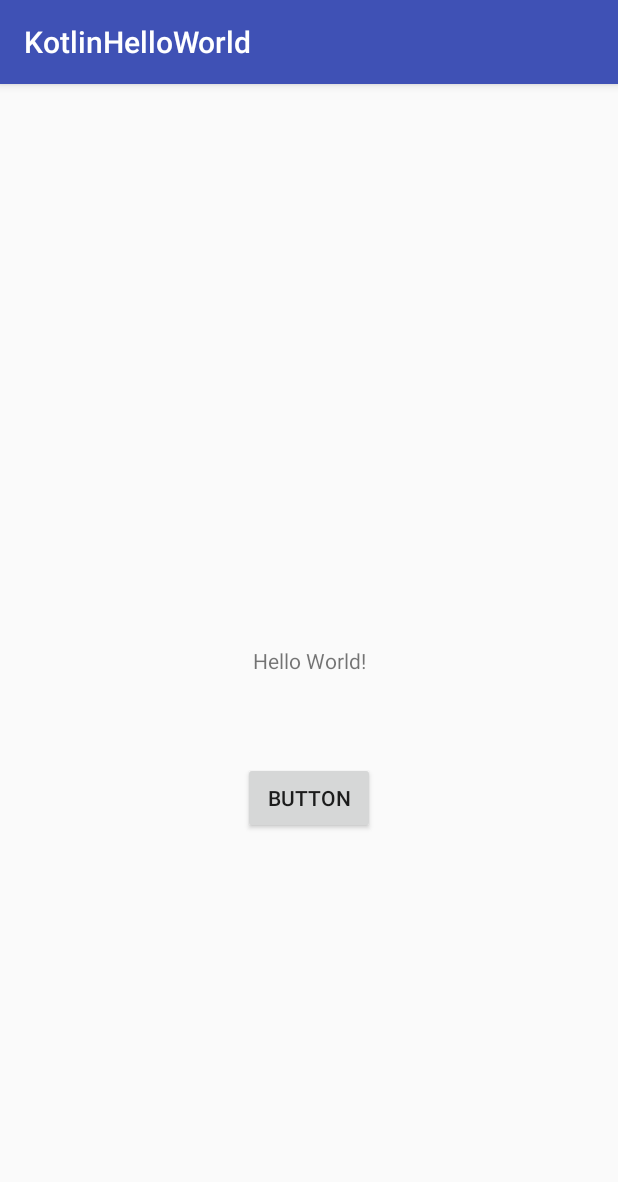
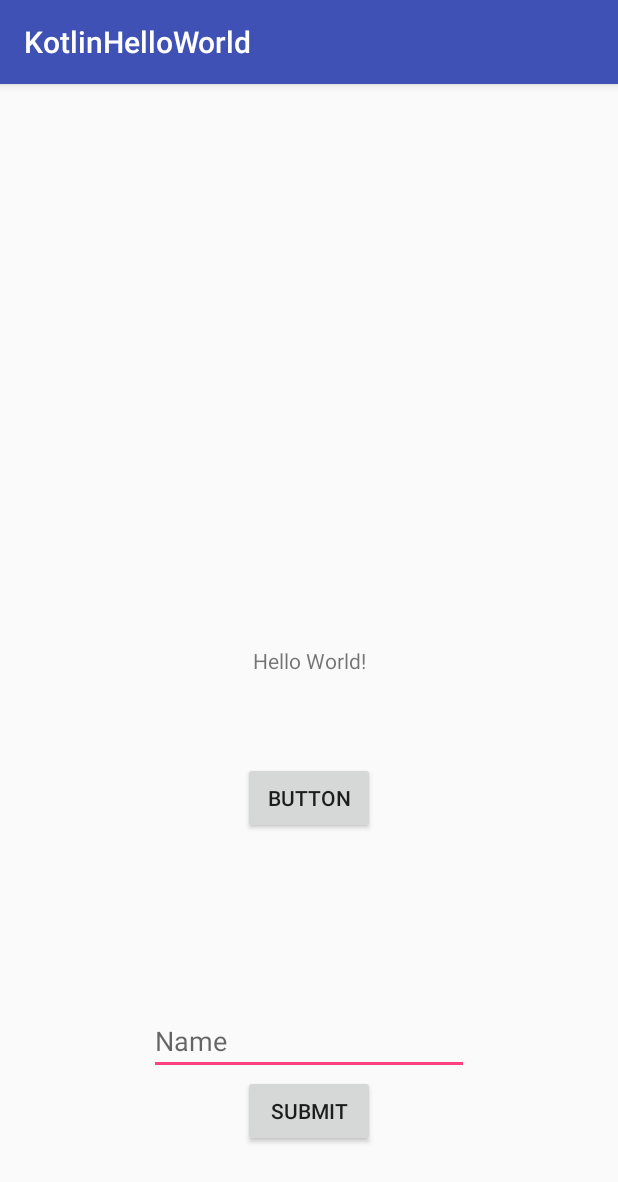
Before and after one commit to christophrrb/KotlinHelloWorld, an Android app: the screen it shows after launch (MainActivity), on a phone screen of 412 x 824 dp. Shown: the top 1182 px of the screen. Run offline under Robolectric (Android 15) with nearby library versions, the light colour scheme and no system bars.

Commit message:
If you put your name in the text editor, it will change the TextView's text to the input text.

```diff
--- a/app/src/main/java/com/example/christophrrb/MainActivity.kt
+++ b/app/src/main/java/com/example/christophrrb/kotlinhelloworld/MainActivity.kt
@@ -21,4 +21,8 @@ class MainActivity : AppCompatActivity() {
             miTexto.text = resources.getString(R.string.hello_world);
         }
     }
+
+    fun ingresarNombre(v: View) {
+        miTexto.text = nombre.text;
+    }
 }
--- a/app/src/main/res/layout/activity_main.xml
+++ b/app/src/main/res/layout/activity_main.xml
@@ -14,7 +14,11 @@
         app:layout_constraintBottom_toBottomOf="parent"
         app:layout_constraintLeft_toLeftOf="parent"
         app:layout_constraintRight_toRightOf="parent"
-        app:layout_constraintTop_toTopOf="parent" />
+        app:layout_constraintTop_toTopOf="parent"
+        tools:layout_constraintTop_creator="1"
+        tools:layout_constraintRight_creator="1"
+        tools:layout_constraintBottom_creator="1"
+        tools:layout_constraintLeft_creator="1" />
 
     <Button
         android:id="@+id/button1"
@@ -26,6 +30,36 @@
         app:layout_constraintTop_toTopOf="parent"
         android:text="Button"
         android:onClick="cambiarTexto"
-        app:layout_constraintVertical_bias="0.628" />
+        app:layout_constraintVertical_bias="0.628"
+        tools:layout_constraintRight_creator="1"
+        tools:layout_constraintLeft_creator="1" />
+
+    <EditText
+        android:id="@+id/nombre"
+        android:layout_width="wrap_content"
+        android:layout_height="wrap_content"
+        android:ems="10"
+        android:inputType="textPersonName"
+        android:hint="Name"
+        tools:layout_constraintRight_creator="1"
+        tools:layout_constraintBottom_creator="1"
+        app:layout_constraintBottom_toTopOf="@+id/button"
+        app:layout_constraintRight_toRightOf="parent"
+        tools:layout_constraintLeft_creator="1"
+        app:layout_constraintLeft_toLeftOf="parent"
+        android:onClick="ingresarNombre" />
+
+    <Button
+        android:id="@+id/button"
+        android:layout_width="wrap_content"
+        android:layout_height="wrap_content"
+        android:text="@string/submit"
+        tools:layout_constraintRight_creator="1"
+        tools:layout_constraintBottom_creator="1"
+        app:layout_constraintBottom_toBottomOf="parent"
+        app:layout_constraintRight_toRightOf="parent"
+        tools:layout_constraintLeft_creator="1"
+        android:layout_marginBottom="59dp"
+        app:layout_constraintLeft_toLeftOf="parent" />
 
 </android.support.constraint.ConstraintLayout>
--- a/app/src/main/res/values/strings.xml
+++ b/app/src/main/res/values/strings.xml
@@ -2,4 +2,5 @@
     <string name="app_name">KotlinHelloWorld</string>
     <string name="button1_text">Púlsame</string>
     <string name="hello_world">Hello World</string>
+    <string name="submit">Submit</string>
 </resources>
```
